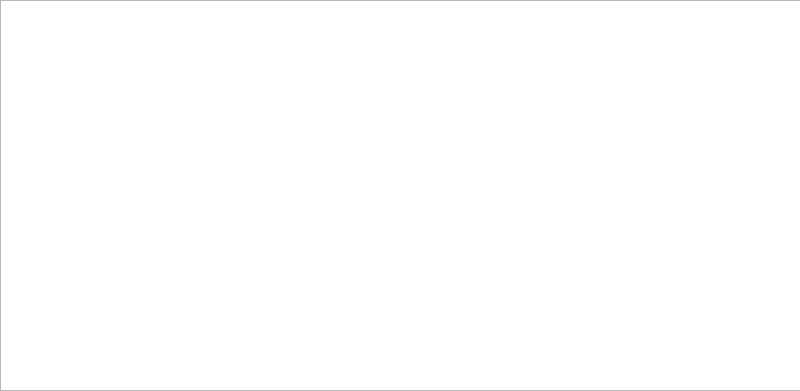
Old version of the form main.ui in the repository Griver2006/Expresso.
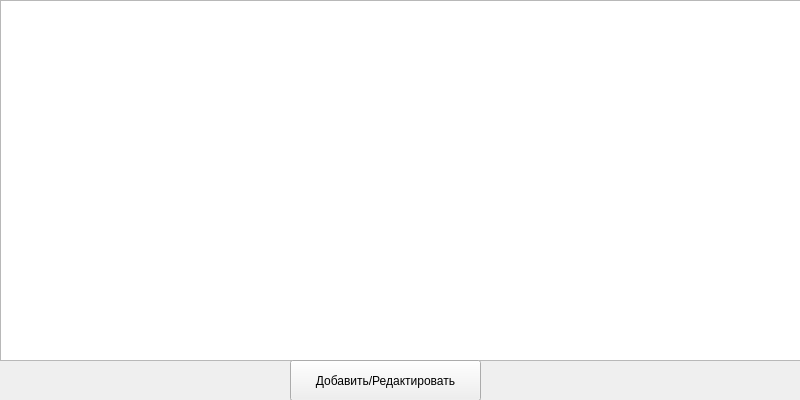
New version of the form.

The edit to the form file:
```diff
--- a/main.ui
+++ b/main.ui
@@ -7,7 +7,7 @@
     <x>0</x>
     <y>0</y>
     <width>800</width>
-    <height>391</height>
+    <height>400</height>
    </rect>
   </property>
   <property name="windowTitle">
@@ -20,10 +20,23 @@
       <x>0</x>
       <y>0</y>
       <width>801</width>
-      <height>391</height>
+      <height>361</height>
      </rect>
     </property>
    </widget>
+   <widget class="QPushButton" name="btn_add_edit">
+    <property name="geometry">
+     <rect>
+      <x>290</x>
+      <y>360</y>
+      <width>191</width>
+      <height>41</height>
+     </rect>
+    </property>
+    <property name="text">
+     <string>Добавить/Редактировать</string>
+    </property>
+   </widget>
   </widget>
  </widget>
  <resources/>
```
